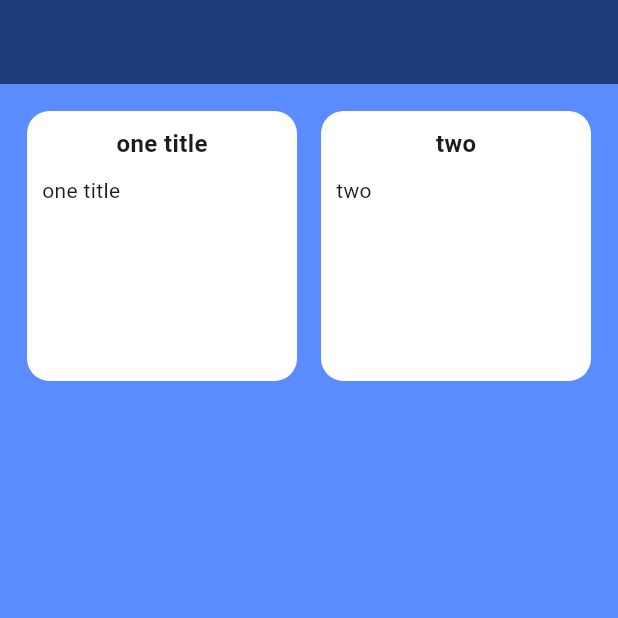
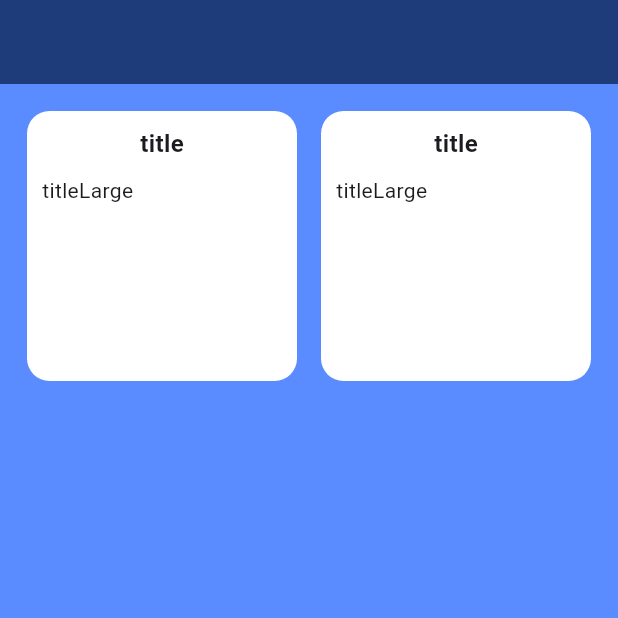
Before and after one commit to Mohamed-Fathy0/Notes-Tasks, a Flutter app: the screen it shows after launch, on a phone screen of 412 x 824 dp, the top half of it. Run offline on Flutter 3.47's test engine with Material 3 defaults, Android fonts, the light colour scheme and no system bars; our stand-ins replace bloc.

Commit message:
last commit

```diff
--- a/lib/view/screens/notes_screen.dart
+++ b/lib/view/screens/notes_screen.dart
@@ -1,5 +1,6 @@
 import 'package:flutter/material.dart';
 import 'package:notes_and_tasks/view/widgets/container_note.dart';
+import 'package:notes_and_tasks/viewmodel/data.dart';
 
 class NotesScreen extends StatelessWidget {
   const NotesScreen({super.key});
@@ -8,20 +9,13 @@ class NotesScreen extends StatelessWidget {
   Widget build(BuildContext context) {
     return Scaffold(
       appBar: AppBar(),
-      body: GridView(
-        clipBehavior: Clip.none,
+      body: GridView.builder(
         padding: const EdgeInsets.all(10),
         gridDelegate: const SliverGridDelegateWithFixedCrossAxisCount(
           crossAxisCount: 2,
         ),
-        children: const [
-          ContainerNote(
-            title: 'one title',
-          ),
-          ContainerNote(
-            title: 'two',
-          ),
-        ],
+        itemCount: notes.length,
+        itemBuilder: (context, index) => const ContainerNote(),
       ),
     );
   }
--- a/lib/view/widgets/container_note.dart
+++ b/lib/view/widgets/container_note.dart
@@ -1,11 +1,9 @@
 import 'package:flutter/material.dart';
 
 class ContainerNote extends StatelessWidget {
-  final String title;
   const ContainerNote({
-    Key? key,
-    required this.title,
-  }) : super(key: key);
+    super.key,
+  });
 
   @override
   Widget build(BuildContext context) {
@@ -24,11 +22,11 @@ class ContainerNote extends StatelessWidget {
         child: Column(
           crossAxisAlignment: CrossAxisAlignment.center,
           children: [
-            Padding(
-              padding: const EdgeInsets.only(top: 10),
+            const Padding(
+              padding: EdgeInsets.only(top: 10),
               child: Text(
-                title,
-                style: const TextStyle(
+                "title",
+                style: TextStyle(
                   fontWeight: FontWeight.bold,
                   fontSize: 16, // Adjust font size if needed
                 ),
@@ -36,10 +34,10 @@ class ContainerNote extends StatelessWidget {
             ),
             Container(
               alignment: Alignment.centerLeft,
-              child: Padding(
-                padding: const EdgeInsets.all(10),
+              child: const Padding(
+                padding: EdgeInsets.all(10),
                 child: Text(
-                  title,
+                  "titleLarge",
                 ),
               ),
             ),
--- /dev/null
+++ b/lib/viewmodel/cubit/note_state.dart
@@ -0,0 +1,6 @@
+part of 'note_cubit.dart';
+
+@immutable
+sealed class NoteState {}
+
+final class NoteInitial extends NoteState {}
--- /dev/null
+++ b/lib/viewmodel/data.dart
@@ -0,0 +1,6 @@
+import 'package:notes_and_tasks/model/models.dart';
+
+List<NoteModel> notes = [
+  NoteModel(title: "title1", note: "data datacdtaadt afta adtf yafyyaf "),
+  NoteModel(title: "title2", note: "data dajhihihiafta arssyyaf "),
+];
```
Also changed, not shown: lib/model/models.dart (added, +9 -0 lines), lib/viewmodel/cubit/note_cubit.dart (added, +17 -0 lines), pubspec.yaml (+7 -13 lines), pubspec.lock.
